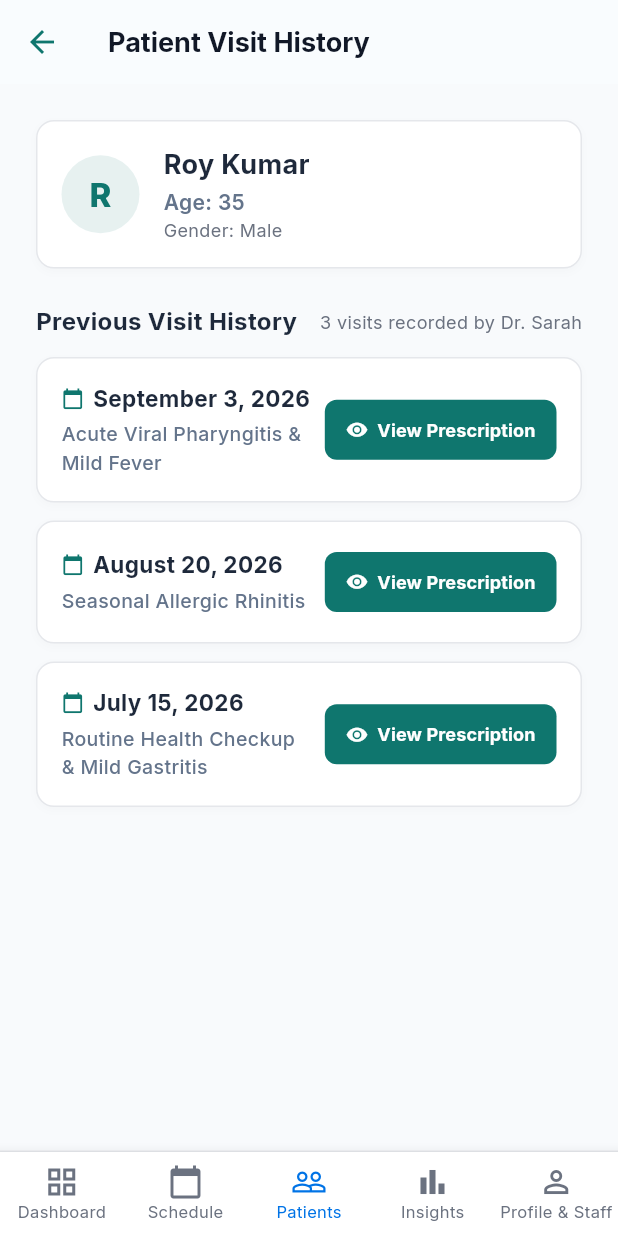
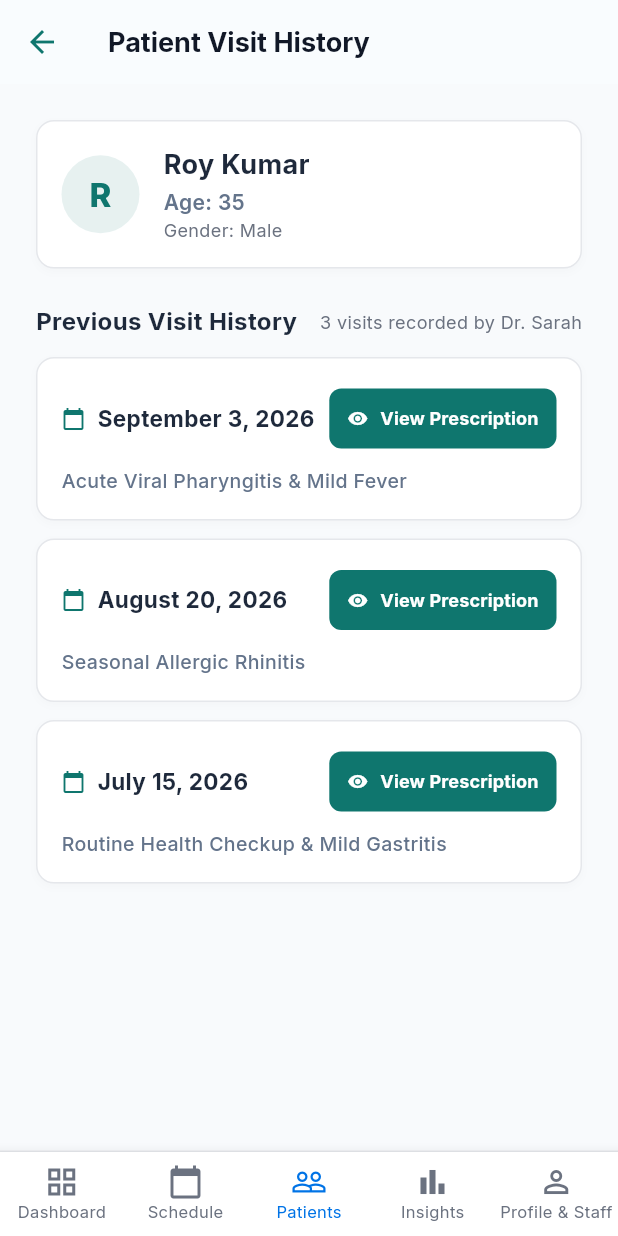
Before and after one commit to karanbhandary0-byte/cure-app, a Flutter app: the DoctorPatientsScreen screen opened by its route, after a tap on an icon or button, on a phone screen of 412 x 824 dp. Run offline on Flutter 3.47's test engine with Material 3 defaults, Android fonts, the phone set to English and light mode, and no system bars; our stand-ins replace cloud_firestore, dio, firebase_auth, firebase_core, fl_chart, flutter_riverpod and 5 more; accounts and stored records are empty; network calls fail.

Commit message:
Fix UI layout in Previous Visit History to prevent date and button overlap

```diff
--- a/cure_ios/lib/screens/doctor/doctor_patients_screen.dart
+++ b/cure_ios/lib/screens/doctor/doctor_patients_screen.dart
@@ -1247,28 +1247,72 @@ class _DoctorPatientsScreenState extends ConsumerState<DoctorPatientsScreen> {
                       BoxShadow(color: Color(0x05000000), blurRadius: 4, offset: Offset(0, 2)),
                     ],
                   ),
-                  child: Row(
-                    mainAxisAlignment: MainAxisAlignment.spaceBetween,
-                    children: [
-                      // Visit Date and Diagnosis preview
-                      Expanded(
                   child: Column(
                     crossAxisAlignment: CrossAxisAlignment.start,
                     children: [
+                      // Top Row: Visit Date and View Prescription Button
                       Row(
+                        mainAxisAlignment: MainAxisAlignment.spaceBetween,
+                        crossAxisAlignment: CrossAxisAlignment.center,
                         children: [
-                                const Icon(Icons.calendar_today, size: 15, color: Color(0xFF0F766E)),
-                                const SizedBox(width: 6),
-                                Text(
+                          // Visit Date
+                          Expanded(
+                            child: Row(
+                              children: [
+                                const Icon(Icons.calendar_today, size: 16, color: Color(0xFF0F766E)),
+                                const SizedBox(width: 8),
+                                Flexible(
+                                  child: Text(
                                     visit.formattedDate,
                                     style: const TextStyle(
                                       fontSize: 15,
                                       fontWeight: FontWeight.bold,
                                       color: Color(0xFF1E293B),
                                     ),
+                                    overflow: TextOverflow.ellipsis,
                                   ),
-                                if (hasImage) ...[
+                                ),
+                              ],
+                            ),
+                          ),
                           const SizedBox(width: 8),
+
+                          // [ View Prescription ] Action Button
+                          ElevatedButton.icon(
+                            key: Key("view-prescription-${visit.id}"),
+                            onPressed: () => _showPrescriptionModal(visit),
+                            icon: const Icon(Icons.visibility, size: 14, color: Colors.white),
+                            label: const Text(
+                              "View Prescription",
+                              style: TextStyle(fontWeight: FontWeight.bold, fontSize: 12),
+                            ),
+                            style: ElevatedButton.styleFrom(
+                              backgroundColor: const Color(0xFF0F766E),
+                              foregroundColor: Colors.white,
+                              padding: const EdgeInsets.symmetric(horizontal: 12, vertical: 8),
+                              shape: RoundedRectangleBorder(borderRadius: BorderRadius.circular(8)),
+                              elevation: 0,
+                            ),
+                          ),
+                        ],
+                      ),
+                      const SizedBox(height: 8),
+
+                      // Diagnosis & Uploaded Doc Badge
+                      Wrap(
+                        spacing: 8,
+                        runSpacing: 4,
+                        crossAxisAlignment: WrapCrossAlignment.center,
+                        children: [
+                          Text(
+                            visit.diagnosis,
+                            style: const TextStyle(
+                              fontSize: 13,
+                              color: Color(0xFF64748B),
+                              fontWeight: FontWeight.w500,
+                            ),
+                          ),
+                          if (hasImage)
                             Container(
                               padding: const EdgeInsets.symmetric(horizontal: 6, vertical: 2),
                               decoration: BoxDecoration(
@@ -1277,9 +1321,10 @@ class _DoctorPatientsScreenState extends ConsumerState<DoctorPatientsScreen> {
                                 border: Border.all(color: const Color(0xFFBFDBFE)),
                               ),
                               child: const Row(
+                                mainAxisSize: MainAxisSize.min,
                                 children: [
                                   Icon(Icons.attachment, size: 12, color: Color(0xFF1D4ED8)),
-                                        SizedBox(width: 2),
+                                  SizedBox(width: 3),
                                   Text(
                                     "Uploaded Doc",
                                     style: TextStyle(fontSize: 10, color: Color(0xFF1D4ED8), fontWeight: FontWeight.bold),
@@ -1288,44 +1333,6 @@ class _DoctorPatientsScreenState extends ConsumerState<DoctorPatientsScreen> {
                               ),
                             ),
                         ],
-                              ],
-                            ),
-                            const SizedBox(height: 4),
-                            Text(
-                              visit.diagnosis,
-                              style: const TextStyle(
-                                fontSize: 13,
-                                color: Color(0xFF64748B),
-                                fontWeight: FontWeight.w500,
-                              ),
-                            ),
-                          ],
-                        ),
-                      ),
-                      const SizedBox(width: 12),
-
-                      // [ View Prescription ] Action Button
-                      ElevatedButton(
-                        key: Key("view-prescription-${visit.id}"),
-                        onPressed: () => _showPrescriptionModal(visit),
-                        style: ElevatedButton.styleFrom(
-                          backgroundColor: const Color(0xFF0F766E),
-                          foregroundColor: Colors.white,
-                          padding: const EdgeInsets.symmetric(horizontal: 14, vertical: 10),
-                          shape: RoundedRectangleBorder(borderRadius: BorderRadius.circular(8)),
-                          elevation: 0,
-                        ),
-                        child: const Row(
-                          mainAxisSize: MainAxisSize.min,
-                          children: [
-                            Icon(Icons.visibility, size: 15, color: Colors.white),
-                            SizedBox(width: 6),
-                            Text(
-                              "View Prescription",
-                              style: TextStyle(fontWeight: FontWeight.bold, fontSize: 12),
-                            ),
-                          ],
-                        ),
                       ),
                     ],
                   ),
--- a/frontend/lib/screens/doctor/doctor_patients_screen.dart
+++ b/frontend/lib/screens/doctor/doctor_patients_screen.dart
@@ -1247,28 +1247,72 @@ class _DoctorPatientsScreenState extends ConsumerState<DoctorPatientsScreen> {
                       BoxShadow(color: Color(0x05000000), blurRadius: 4, offset: Offset(0, 2)),
                     ],
                   ),
-                  child: Row(
-                    mainAxisAlignment: MainAxisAlignment.spaceBetween,
-                    children: [
-                      // Visit Date and Diagnosis preview
-                      Expanded(
                   child: Column(
                     crossAxisAlignment: CrossAxisAlignment.start,
                     children: [
+                      // Top Row: Visit Date and View Prescription Button
                       Row(
+                        mainAxisAlignment: MainAxisAlignment.spaceBetween,
+                        crossAxisAlignment: CrossAxisAlignment.center,
                         children: [
-                                const Icon(Icons.calendar_today, size: 15, color: Color(0xFF0F766E)),
-                                const SizedBox(width: 6),
-                                Text(
+                          // Visit Date
+                          Expanded(
+                            child: Row(
+                              children: [
+                                const Icon(Icons.calendar_today, size: 16, color: Color(0xFF0F766E)),
+                                const SizedBox(width: 8),
+                                Flexible(
+                                  child: Text(
                                     visit.formattedDate,
                                     style: const TextStyle(
                                       fontSize: 15,
                                       fontWeight: FontWeight.bold,
                                       color: Color(0xFF1E293B),
                                     ),
+                                    overflow: TextOverflow.ellipsis,
                                   ),
-                                if (hasImage) ...[
+                                ),
+                              ],
+                            ),
+                          ),
                           const SizedBox(width: 8),
+
+                          // [ View Prescription ] Action Button
+                          ElevatedButton.icon(
+                            key: Key("view-prescription-${visit.id}"),
+                            onPressed: () => _showPrescriptionModal(visit),
+                            icon: const Icon(Icons.visibility, size: 14, color: Colors.white),
+                            label: const Text(
+                              "View Prescription",
+                              style: TextStyle(fontWeight: FontWeight.bold, fontSize: 12),
+                            ),
+                            style: ElevatedButton.styleFrom(
+                              backgroundColor: const Color(0xFF0F766E),
+                              foregroundColor: Colors.white,
+                              padding: const EdgeInsets.symmetric(horizontal: 12, vertical: 8),
+                              shape: RoundedRectangleBorder(borderRadius: BorderRadius.circular(8)),
+                              elevation: 0,
+                            ),
+                          ),
+                        ],
+                      ),
+                      const SizedBox(height: 8),
+
+                      // Diagnosis & Uploaded Doc Badge
+                      Wrap(
+                        spacing: 8,
+                        runSpacing: 4,
+                        crossAxisAlignment: WrapCrossAlignment.center,
+                        children: [
+                          Text(
+                            visit.diagnosis,
+                            style: const TextStyle(
+                              fontSize: 13,
+                              color: Color(0xFF64748B),
+                              fontWeight: FontWeight.w500,
+                            ),
+                          ),
+                          if (hasImage)
                             Container(
                               padding: const EdgeInsets.symmetric(horizontal: 6, vertical: 2),
                               decoration: BoxDecoration(
@@ -1277,9 +1321,10 @@ class _DoctorPatientsScreenState extends ConsumerState<DoctorPatientsScreen> {
                                 border: Border.all(color: const Color(0xFFBFDBFE)),
                               ),
                               child: const Row(
+                                mainAxisSize: MainAxisSize.min,
                                 children: [
                                   Icon(Icons.attachment, size: 12, color: Color(0xFF1D4ED8)),
-                                        SizedBox(width: 2),
+                                  SizedBox(width: 3),
                                   Text(
                                     "Uploaded Doc",
                                     style: TextStyle(fontSize: 10, color: Color(0xFF1D4ED8), fontWeight: FontWeight.bold),
@@ -1288,44 +1333,6 @@ class _DoctorPatientsScreenState extends ConsumerState<DoctorPatientsScreen> {
                               ),
                             ),
                         ],
-                              ],
-                            ),
-                            const SizedBox(height: 4),
-                            Text(
-                              visit.diagnosis,
-                              style: const TextStyle(
-                                fontSize: 13,
-                                color: Color(0xFF64748B),
-                                fontWeight: FontWeight.w500,
-                              ),
-                            ),
-                          ],
-                        ),
-                      ),
-                      const SizedBox(width: 12),
-
-                      // [ View Prescription ] Action Button
-                      ElevatedButton(
-                        key: Key("view-prescription-${visit.id}"),
-                        onPressed: () => _showPrescriptionModal(visit),
-                        style: ElevatedButton.styleFrom(
-                          backgroundColor: const Color(0xFF0F766E),
-                          foregroundColor: Colors.white,
-                          padding: const EdgeInsets.symmetric(horizontal: 14, vertical: 10),
-                          shape: RoundedRectangleBorder(borderRadius: BorderRadius.circular(8)),
-                          elevation: 0,
-                        ),
-                        child: const Row(
-                          mainAxisSize: MainAxisSize.min,
-                          children: [
-                            Icon(Icons.visibility, size: 15, color: Colors.white),
-                            SizedBox(width: 6),
-                            Text(
-                              "View Prescription",
-                              style: TextStyle(fontWeight: FontWeight.bold, fontSize: 12),
-                            ),
-                          ],
-                        ),
                       ),
                     ],
                   ),
```
Lines whose indentation alone changed are shown as unchanged.
